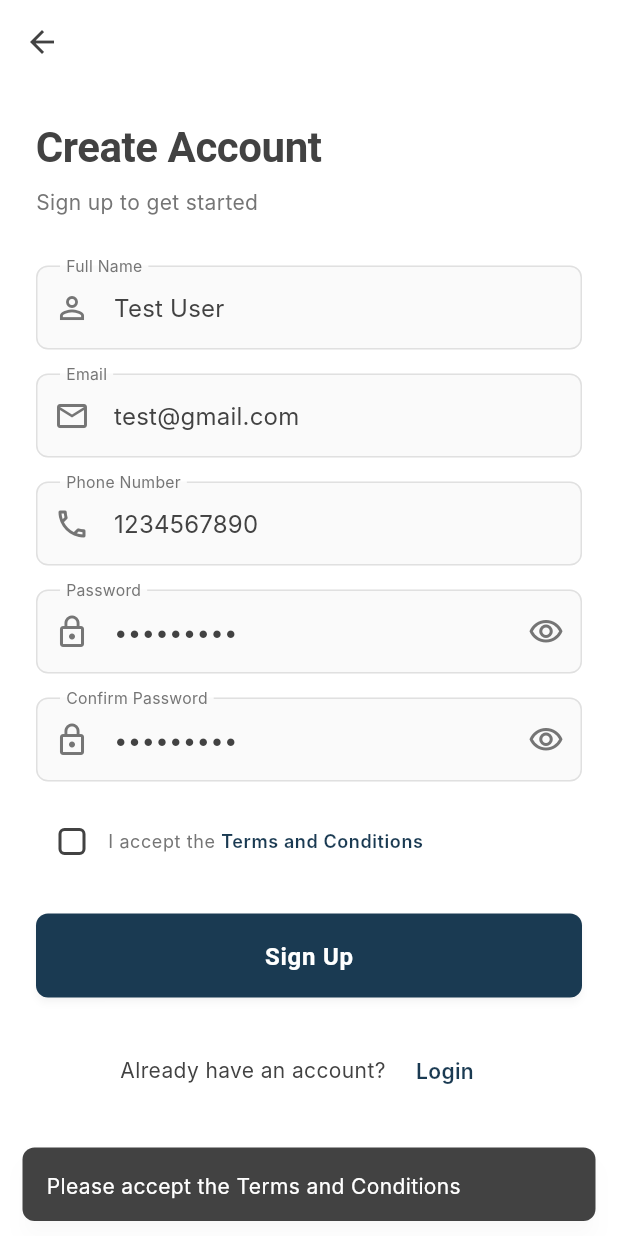
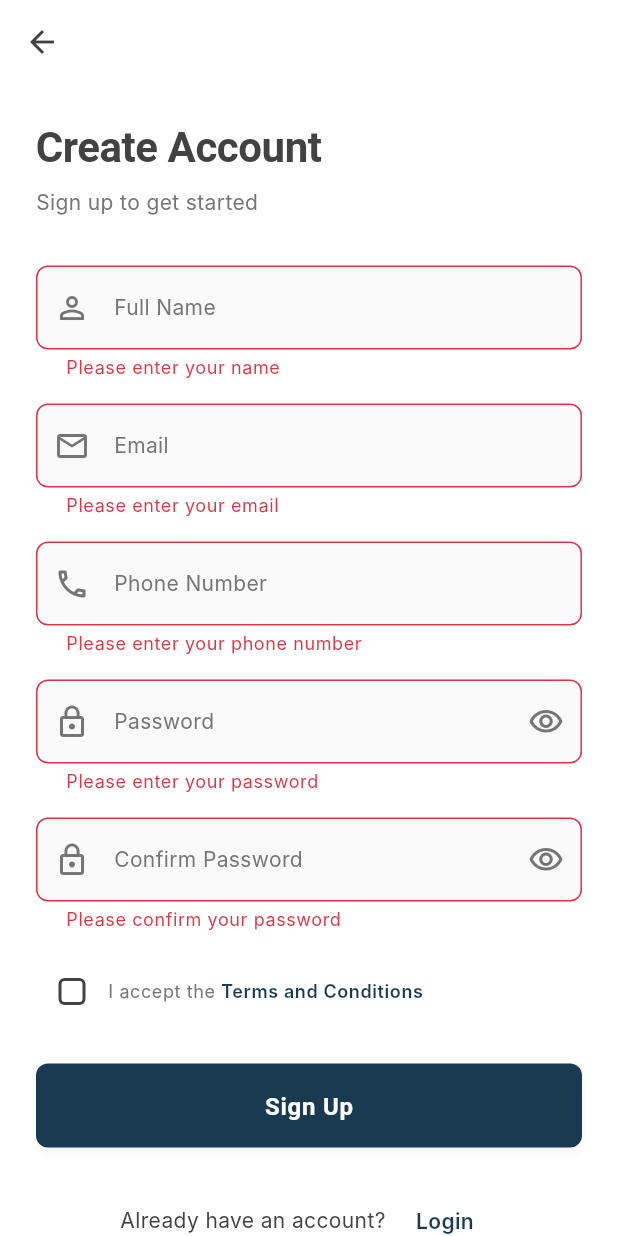
Before and after one commit to FahadQasim283/foreclosure_shield, a Flutter app: the SignupScreen screen opened by its route, after a tap on "Sign Up", on a phone screen of 412 x 824 dp. Run offline on Flutter 3.47's test engine with Material 3 defaults, Android fonts, the phone set to English and light mode, and no system bars; our stand-ins replace dio, file_picker, flutter_secure_storage, go_router, pretty_dio_logger, share_plus and 1 more; accounts and stored records are empty; Roboto replaces fonts that are missing (Inter).

Commit message:
feat: Remove default values from TextEditingControllers in login and signup screens for improved user input handling

```diff
--- a/lib/presentation/screens/auth/login_screen.dart
+++ b/lib/presentation/screens/auth/login_screen.dart
@@ -15,8 +15,8 @@ class LoginScreen extends StatefulWidget {
 
 class _LoginScreenState extends State<LoginScreen> {
   final _formKey = GlobalKey<FormState>();
-  final _emailController = TextEditingController(text: 'test@gmail.com');
-  final _passwordController = TextEditingController(text: '123123abc');
+  final _emailController = TextEditingController();
+  final _passwordController = TextEditingController();
   bool _obscurePassword = true;
   bool _isLoading = false;
 
--- a/lib/presentation/screens/auth/signup_screen.dart
+++ b/lib/presentation/screens/auth/signup_screen.dart
@@ -15,11 +15,11 @@ class SignupScreen extends StatefulWidget {
 
 class _SignupScreenState extends State<SignupScreen> {
   final _formKey = GlobalKey<FormState>();
-  final _nameController = TextEditingController(text: 'Test User');
-  final _emailController = TextEditingController(text: 'test@gmail.com');
-  final _phoneController = TextEditingController(text: '1234567890');
-  final _passwordController = TextEditingController(text: '123123abc');
-  final _confirmPasswordController = TextEditingController(text: '123123abc');
+  final _nameController = TextEditingController();
+  final _emailController = TextEditingController();
+  final _phoneController = TextEditingController();
+  final _passwordController = TextEditingController();
+  final _confirmPasswordController = TextEditingController();
   bool _obscurePassword = true;
   bool _obscureConfirmPassword = true;
   bool _acceptTerms = false;
```
Also changed, not shown: 1 other file.
